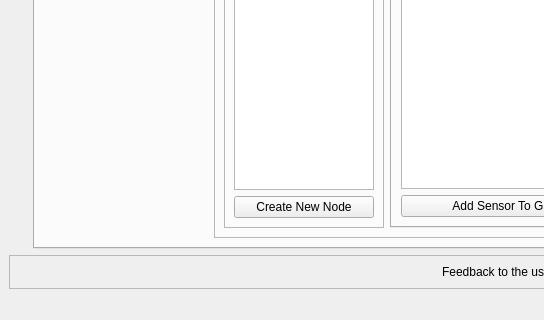
Qt form Gui/Test_Groups/mainwindow.ui (kasper201/Domotica-School) before a commit; both pictures show x 0 to 544 and y 414 to 734 of the 997 by 734 pixel window.
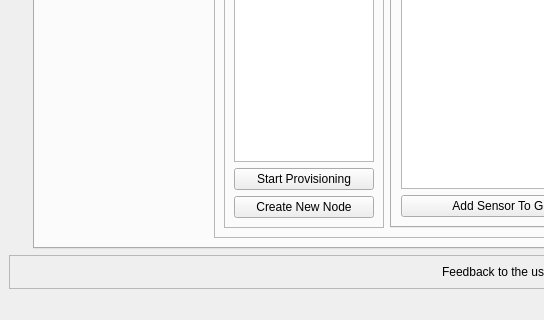
The same form after that commit.

Diff of the .ui file:
```diff
--- a/Gui/Test_Groups/mainwindow.ui
+++ b/Gui/Test_Groups/mainwindow.ui
@@ -428,6 +428,13 @@
                 </property>
                </widget>
               </item>
+              <item>
+               <widget class="QPushButton" name="StartProvision">
+                <property name="text">
+                 <string>Start Provisioning</string>
+                </property>
+               </widget>
+              </item>
               <item>
                <widget class="QPushButton" name="pushButton_NewNode">
                 <property name="text">
```
